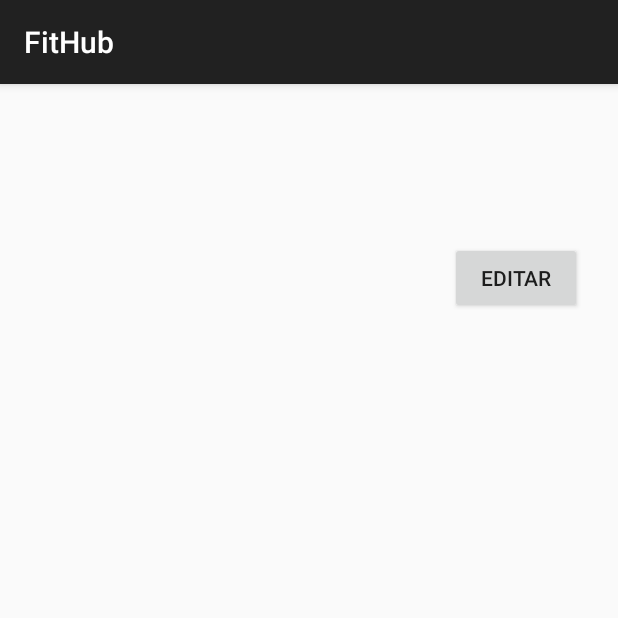
After one commit to pablormsn/Trainee, an Android app built with Jetpack Compose: the ShowEjercicioActivity screen opened directly, with no data from a screen before it, on a phone screen of 412 x 824 dp, the top half of it. The commit adds this screen. Run offline under Robolectric (Android 15) with nearby library versions, the phone set to English and light mode, and no system bars.

Commit message:
Detalles de ejercicio + añadir/modificar mejor marca

```diff
--- a/app/src/main/AndroidManifest.xml
+++ b/app/src/main/AndroidManifest.xml
@@ -38,6 +38,7 @@
         <activity android:name=".SelectEjerciciosActivity"
             android:label="Seleccionar ejercicios"
             android:theme="@style/Theme.FitHub"/>
+        <activity android:name=".ShowEjercicioActivity"/>
     </application>
 
 </manifest>
--- a/app/src/main/java/com/coral/fithub/data/model/Ejercicio.kt
+++ b/app/src/main/java/com/coral/fithub/data/model/Ejercicio.kt
@@ -11,7 +11,7 @@ data class Ejercicio (
     @PrimaryKey(autoGenerate = true)
     val idEjercicio: Int,
 
-    val mejorMarca: Float?,
+    var mejorMarca: Float?,
 
     val nombre: String
 ) : Parcelable {
--- /dev/null
+++ b/app/src/main/res/layout/activity_show_ejercicio.xml
@@ -0,0 +1,63 @@
+<LinearLayout
+    xmlns:android="http://schemas.android.com/apk/res/android"
+    android:layout_width="match_parent"
+    android:layout_height="match_parent"
+    android:orientation="vertical"
+    android:padding="16dp">
+
+    <TextView
+        android:id="@+id/textEjerNombre"
+        android:layout_width="match_parent"
+        android:layout_height="wrap_content"
+        android:textSize="24sp"
+        android:textColor="@android:color/black"
+        android:padding="8dp" />
+
+    <TextView
+        android:id="@+id/textEjerMusculos"
+        android:layout_width="match_parent"
+        android:layout_height="wrap_content"
+        android:textSize="12sp"
+        android:textColor="@android:color/black"
+        android:padding="8dp" />
+
+    <LinearLayout
+        android:layout_width="match_parent"
+        android:layout_height="wrap_content"
+        android:orientation="horizontal"
+        android:padding="8dp">
+
+        <TextView
+            android:id="@+id/textEjerMejorMarca"
+            android:layout_width="0dp"
+            android:layout_height="wrap_content"
+            android:layout_weight="1"
+            android:textSize="18sp"
+            android:textColor="@android:color/black" />
+
+        <Button
+            android:id="@+id/buttonEditarMejorMarca"
+            android:layout_width="wrap_content"
+            android:layout_height="wrap_content"
+            android:text="Editar" />
+    </LinearLayout>
+
+    <EditText
+        android:id="@+id/editTextNuevaMejorMarca"
+        android:layout_width="match_parent"
+        android:layout_height="wrap_content"
+        android:hint="Nueva mejor marca"
+        android:inputType="numberDecimal"
+        android:padding="8dp"
+        android:visibility="gone" />
+
+    <Button
+        android:id="@+id/buttonGuardarMejorMarca"
+        android:layout_width="match_parent"
+        android:layout_height="wrap_content"
+        android:text="Guardar mejor marca"
+        android:layout_marginTop="16dp"
+        android:visibility="gone" />
+
+
+</LinearLayout>
```
Also changed, not shown: app/src/main/java/com/coral/fithub/ShowEjercicioActivity.kt (added, +74 -0 lines), app/src/main/java/com/coral/fithub/ShowRutinaActivity.kt (+6 -1 lines), app/src/main/java/com/coral/fithub/adapter/EjerciciosRutinaAdapter.kt (+12 -1 lines).
